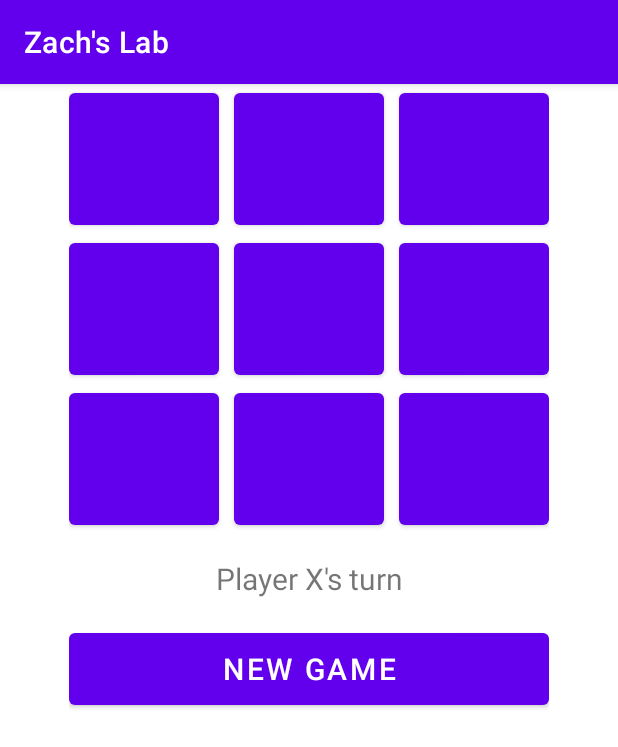
After one commit to Zmurray22/Android-Lab, an Android app: the TicTacToeActivity screen opened directly, with no data from a screen before it, on a phone screen of 412 x 824 dp. The commit adds this screen. Shown: the top 747 px of the screen. Run offline under Robolectric (Android 15) with nearby library versions, the phone set to English and light mode, and no system bars.

Commit message:
Added tic tac toe game

```diff
--- /dev/null
+++ b/app/src/main/java/com/example/lab2/TicTacToeActivity.java
@@ -0,0 +1,155 @@
+package com.example.lab2;
+
+import androidx.appcompat.app.AppCompatActivity;
+
+import android.view.View;
+import android.view.View.OnClickListener;
+import android.os.Bundle;
+import android.widget.Button;
+import android.widget.TextView;
+
+public class TicTacToeActivity extends AppCompatActivity implements View.OnClickListener {
+    private final Button[][] gameGrid = new Button[3][3]; //2d array of buttons
+    private TextView messageTextView;
+    private int turn;
+    private String message;
+    private boolean gameOver;
+    private String gameString;
+    private Button newGameButton;
+
+    @Override
+    protected void onCreate(Bundle savedInstanceState) {
+        super.onCreate(savedInstanceState);
+        setContentView(R.layout.activity_tic_tac_toe);
+
+        //reference to widgets
+        gameGrid[0][0] = (Button) findViewById(R.id.square1);
+        gameGrid[0][1] = (Button) findViewById(R.id.square2);
+        gameGrid[0][2] = (Button) findViewById(R.id.square3);
+        gameGrid[1][0] = (Button) findViewById(R.id.square4);
+        gameGrid[1][1] = (Button) findViewById(R.id.square5);
+        gameGrid[1][2] = (Button) findViewById(R.id.square6);
+        gameGrid[2][0] = (Button) findViewById(R.id.square7);
+        gameGrid[2][1] = (Button) findViewById(R.id.square8);
+        gameGrid[2][2] = (Button) findViewById(R.id.square9);
+        newGameButton = (Button) findViewById(R.id.newGameButton);
+        messageTextView = (TextView) findViewById(R.id.messageTextView);
+
+        //set event handlers
+        for (int x = 0; x < gameGrid.length; x++){
+            for(int y = 0; y < gameGrid[x].length; y++){
+                gameGrid[x][y].setOnClickListener(this);
+            }
+        }
+
+        newGameButton.setOnClickListener(this);
+        //clear grid with the following loop
+        for(int x = 0; x < gameGrid.length; x++) {
+            for(int y = 0; y < gameGrid[x].length; y++){
+                gameGrid[x][y].setText(" ");
+            }
+        }
+
+        //set starting values
+        turn = 1;
+        gameOver = false;
+        message = getString(R.string.message_label);
+        messageTextView.setText(message);
+        gameString = "         ";
+
+    }
+
+    public void onClick(View v){
+        if(v.getId() == R.id.newGameButton){
+            //clear grid
+            for (int x = 0; x < gameGrid.length; x++){
+                for(int y = 0; y < gameGrid[x].length; y++){
+                    gameGrid[x][y].setText(" ");
+                }
+            }
+            //set starting values
+            turn = 1;
+            gameOver = false;
+            message = getString(R.string.message_label);
+            messageTextView.setText(message);
+            gameString = "         ";
+        }else{
+            if(!gameOver){
+                Button b = (Button) v;
+
+                if(b.getText().equals(" ")){
+                    if(turn % 2 != 0){
+                        b.setText("X");
+                        message = getString(R.string.message_label2);
+                    }else{
+                        b.setText("O");
+                        message = getString(R.string.message_label);
+                    }
+
+                    turn++;
+                            checkForGameOver();
+                }else{
+                    message = getString(R.string.taken_square);
+                }
+            }
+
+            messageTextView.setText(message);
+        }
+    }
+
+    private void checkForGameOver()
+    {
+        // Check for a match
+        // Rows
+        for (int x = 0; x < 3; x++) {
+            if (!gameGrid[x][0].getText().equals(" ") &&
+                    gameGrid[x][0].getText().equals(gameGrid[x][1].getText()) &&
+                    gameGrid[x][1].getText().equals(gameGrid[x][2].getText())
+            ) {
+                message = gameGrid[x][0].getText() + " wins!";
+                gameOver = true;
+                return;
+            }
+        }
+
+        // Columns
+        for(int y = 0; y < 3; y++) {
+            if (!gameGrid[0][y].getText().equals(" ") &&
+                    gameGrid[0][y].getText().equals(gameGrid[1][y].getText()) &&
+                    gameGrid[1][y].getText().equals(gameGrid[2][y].getText())
+            ) {
+                message = gameGrid[0][y].getText() + " wins!";
+                gameOver = true;
+                return;
+            }
+        }
+
+        // Diagonal 1
+        if(!gameGrid[0][0].getText().equals(" ") &&
+                gameGrid[0][0].getText().equals(gameGrid[1][1].getText()) &&
+                gameGrid[1][1].getText().equals(gameGrid[2][2].getText())
+        ) {
+            message = gameGrid[0][0].getText() + " wins!";
+            gameOver = true;
+            return;
+        }
+
+        // Diagonal 2
+        if(!gameGrid[2][0].getText().equals(" ") &&
+                gameGrid[2][0].getText().equals(gameGrid[1][1].getText()) &&
+                gameGrid[0][2].getText().equals(gameGrid[1][1].getText())
+        ) {
+            message = gameGrid[2][0].getText() + " wins!";
+            gameOver = true;
+            return;
+        }
+
+        if (turn > 9) {
+            message = "It's a tie!";
+            gameOver = true;
+            return;
+        }
+
+        gameOver = false;
+    }
+}
--- /dev/null
+++ b/app/src/main/res/layout/activity_tic_tac_toe.xml
@@ -0,0 +1,100 @@
+<?xml version="1.0" encoding="utf-8"?>
+
+<TableLayout
+
+    xmlns:android="http://schemas.android.com/apk/res/android"
+    android:orientation="vertical"
+    android:layout_width="wrap_content"
+    android:layout_height="wrap_content"
+    android:layout_gravity="center_horizontal">
+
+    <TableRow>
+        <Button
+            android:id="@+id/square1"
+            android:layout_width="100dp"
+            android:layout_height="100dp"
+            android:layout_marginRight="10dp"
+            android:textSize="30sp" />
+
+        <Button
+            android:id="@+id/square2"
+            android:layout_width="100dp"
+            android:layout_height="100dp"
+            android:textSize="30sp" />
+
+        <Button
+            android:id="@+id/square3"
+            android:layout_width="100dp"
+            android:layout_height="100dp"
+            android:layout_marginLeft="10dp"
+            android:textSize="30sp" />
+    </TableRow>
+
+    <TableRow>
+        <Button
+            android:id="@+id/square4"
+            android:layout_width="100dp"
+            android:layout_height="100dp"
+            android:layout_marginRight="10dp"
+            android:textSize="30sp" />
+
+        <Button
+            android:id="@+id/square5"
+            android:layout_width="100dp"
+            android:layout_height="100dp"
+            android:textSize="30sp" />
+
+        <Button
+            android:id="@+id/square6"
+            android:layout_width="100dp"
+            android:layout_height="100dp"
+            android:layout_marginLeft="10dp"
+            android:textSize="30sp" />
+    </TableRow>
+
+    <TableRow>
+        <Button
+            android:id="@+id/square7"
+            android:layout_width="100dp"
+            android:layout_height="100dp"
+            android:layout_marginRight="10dp"
+            android:textSize="30sp" />
+        <Button
+            android:id="@+id/square8"
+            android:layout_width="100dp"
+            android:layout_height="100dp"
+            android:textSize="30sp" />
+
+        <Button
+            android:id="@+id/square9"
+            android:layout_width="100dp"
+            android:layout_height="100dp"
+            android:layout_marginLeft="10dp"
+            android:textSize="30sp" />
+    </TableRow>
+
+    <TableRow>
+        <TextView
+            android:id="@+id/messageTextView"
+            android:layout_width="wrap_content"
+            android:layout_height="60dp"
+            android:layout_gravity="center_horizontal"
+            android:layout_span="3"
+            android:gravity="center"
+            android:lines="2"
+            android:maxLines="2"
+            android:padding="10dp"
+            android:text="@string/message_label"
+            android:textSize="20sp" />
+
+    </TableRow>
+    <TableRow>
+        <Button
+            android:id="@+id/newGameButton"
+            android:layout_width="wrap_content"
+            android:layout_height="60dp"
+            android:layout_span="3"
+            android:text="@string/new_game_button"
+            android:textSize="20sp" />
+    </TableRow>
+</TableLayout>
--- a/app/src/main/res/values/colors.xml
+++ b/app/src/main/res/values/colors.xml
@@ -7,4 +7,5 @@
     <color name="teal_700">#FF018786</color>
     <color name="black">#FF000000</color>
     <color name="white">#FFFFFFFF</color>
+    <color name="title">#0099ff</color>
 </resources>
--- a/app/src/main/res/values/strings.xml
+++ b/app/src/main/res/values/strings.xml
@@ -27,10 +27,15 @@
     <string name="goTakePic">Take Picture</string>
     <string name="goDraw">My Drawing</string>
     <string name="mainMenu">Main Menu</string>
+    <!--Tic tact to activity-->
+    <string name="message_label">Player X\'s turn</string>
+    <string name="message_label2">Player O\'s turn</string>
+    <string name="new_game_button">New Game</string>
     <!--Generic strings-->
     <string name="app_name">Zach\'s Lab</string>
     <string name="toastAction">Error</string>
     <string name="construction">Under Construction!</string>
     <string name="exit">Exit</string>
     <string name="test">Test</string>
+    <string name="taken_square">That square is taken. Try again.</string>
 </resources>
```
Also changed, not shown: app/src/main/AndroidManifest.xml (+5 -3 lines), app/src/main/java/com/example/lab2/MainMenuActivity.java (+16 -3 lines), app/src/main/res/drawable/shape_oval.xml (added, +20 -0 lines), app/src/main/res/layout/activity_main_menu.xml (+11 -3 lines), app/src/main/res/values/styles.xml (added, +9 -0 lines).
